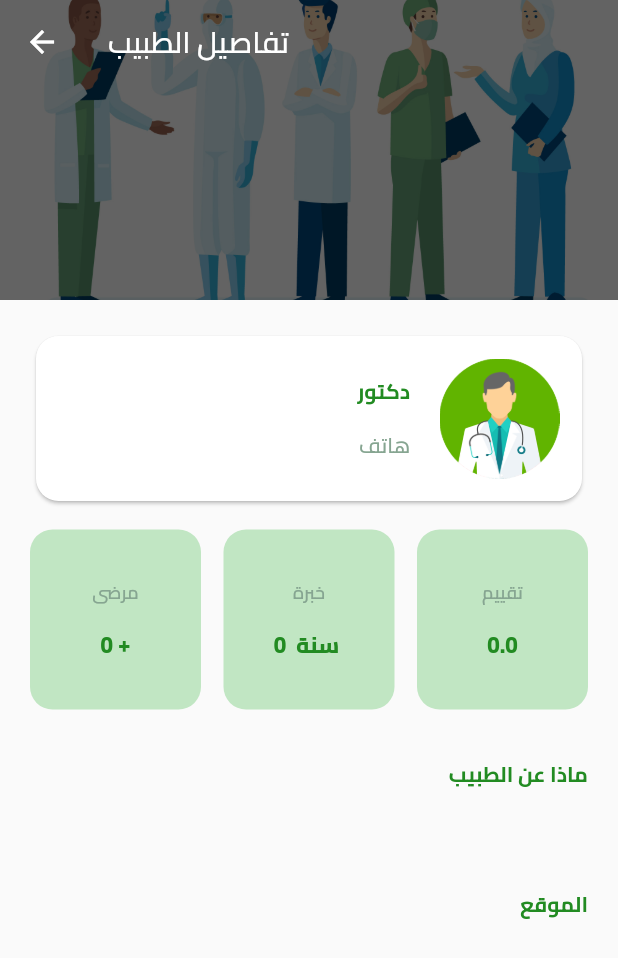
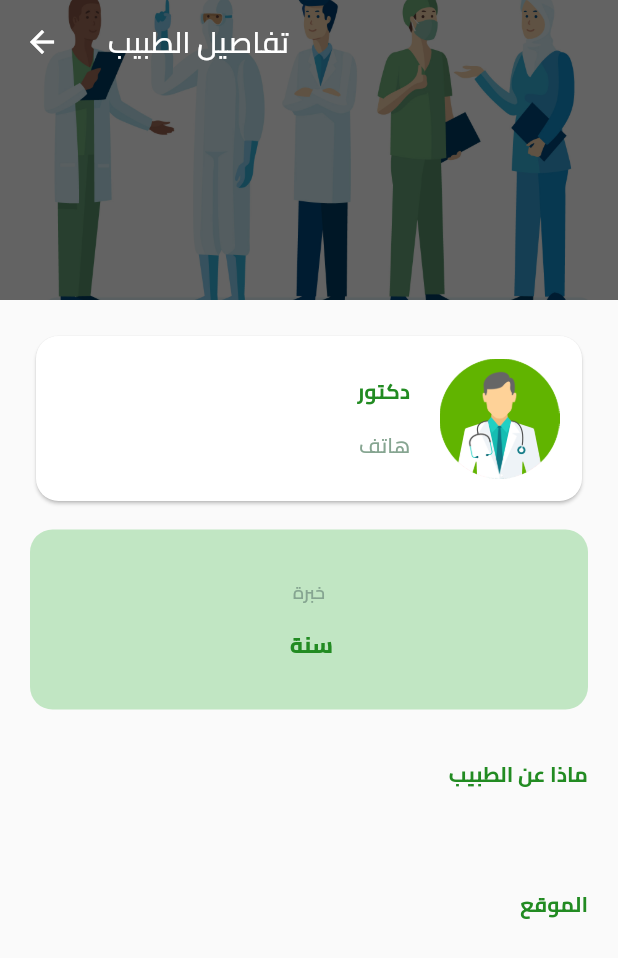
Before and after one commit to Mahmoud-Raouf/tarahm, a Flutter app: the DoctorDetail screen opened directly with empty values, on a phone screen of 412 x 824 dp. Shown: the top 958 px of the screen. Run offline on Flutter 3.47's test engine with Material 2 defaults, Android fonts, the phone set to English and light mode, and no system bars; our stand-ins replace cloud_firestore, firebase_auth, firebase_core, flutter_screenutil, image_picker; missing offline and left inert: mailer; accounts and stored records are empty.

Commit message:
New Pages

```diff
--- a/lib/main.dart
+++ b/lib/main.dart
@@ -16,6 +16,7 @@ class MyApp extends StatelessWidget {
   @override
   Widget build(BuildContext context) {
     return MaterialApp(
+      title: 'trahum',
       builder: fixTextScale,
       debugShowCheckedModeBanner: false,
       theme: ThemeData(
--- a/lib/screens/doctor_detail.dart
+++ b/lib/screens/doctor_detail.dart
@@ -55,8 +55,8 @@ class _DetailBodyState extends State<DetailBody> {
   String _doctorNumberPhone = "";
   String _doctorAddress = "";
   String _doctorDescription = "";
-  double _doctorRatings = 0;
-  int _doctorExperience = 0;
+  List<dynamic> _doctorRatings = [0];
+  String _doctorExperience = "0";
   int _doctorConsultingCount = 0;
 
   Future<void> fetchDocument() async {
@@ -103,18 +103,8 @@ class _DetailBodyState extends State<DetailBody> {
           Row(
             children: [
               NumberCard(
-                label: 'مرضى',
-                value: '$_doctorConsultingCount +',
-              ),
-              SizedBox(width: 15),
-              NumberCard(
                 label: 'خبرة',
                 value: ' $_doctorExperience  سنة  ',
-              ),
-              SizedBox(width: 15),
-              NumberCard(
-                label: 'تقييم',
-                value: '$_doctorRatings',
               ),
             ],
           ),
--- a/lib/tabs/doctors/doctor_consultation_requests.dart
+++ b/lib/tabs/doctors/doctor_consultation_requests.dart
@@ -148,7 +148,7 @@ class _DoctorConsultationRequestsState
                             String? content = data['content'];
                             bool acceptedChat = data['acceptedChat'];
                             String? doctorName = data['doctorName'];
-                            String ueerMail = data['ueerMail'];
+                            String? ueerMail = data['ueerMail'];
 
                             Future<String?> getCurrentEmail(
                                 String clientId) async {
@@ -315,7 +315,7 @@ class _DoctorConsultationRequestsState
 
                                                     consultingAccepted();
                                                     sendEmail(
-                                                      ueerMail,
+                                                      ueerMail!,
                                                       "مرحباً بك يا :: $customerName لديك رساله من تطبيق تراحم",
                                                       " تم الرد على إستشارتك من قبل دكتور $doctorName فى ${DateTime.now()}",
                                                     );
@@ -372,7 +372,7 @@ class _DoctorConsultationRequestsState
 
                                                     clinicAppointmentsAccepted();
                                                     sendEmail(
-                                                      ueerMail,
+                                                      ueerMail!,
                                                       "مرحباً بك يا $customerName لديك رساله من تطبيق تراحم",
                                                       " تم رفض حجز إستشارة مع دكتور $doctorName بتاريخ ${DateTime.now()}",
                                                     );
```
